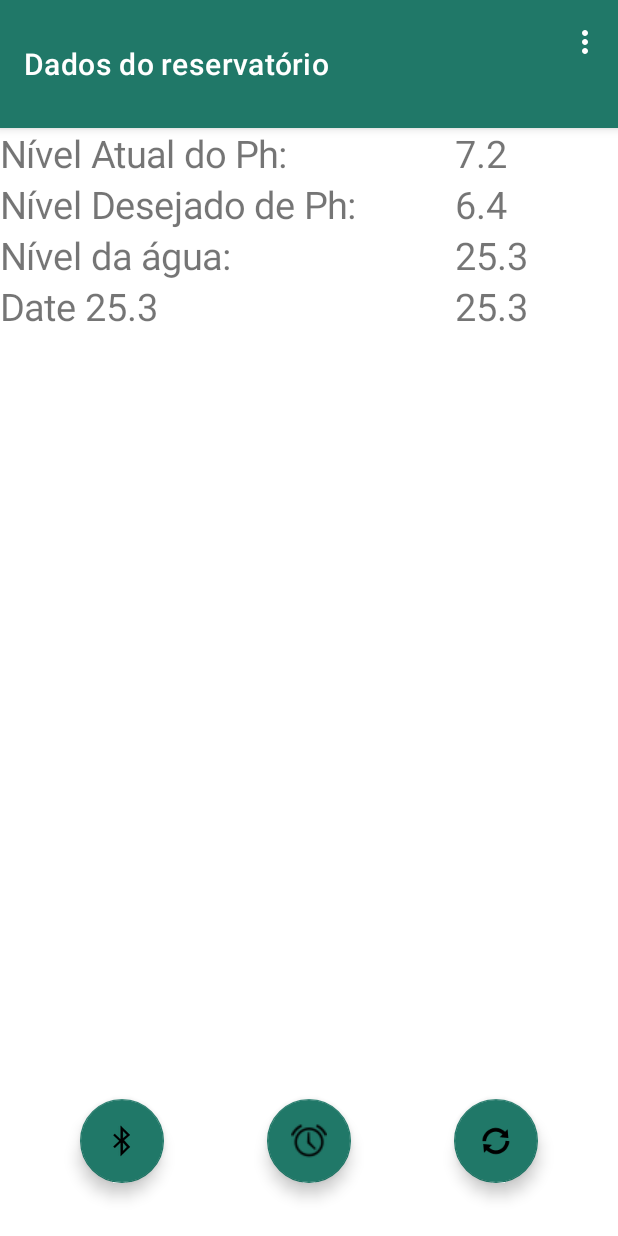
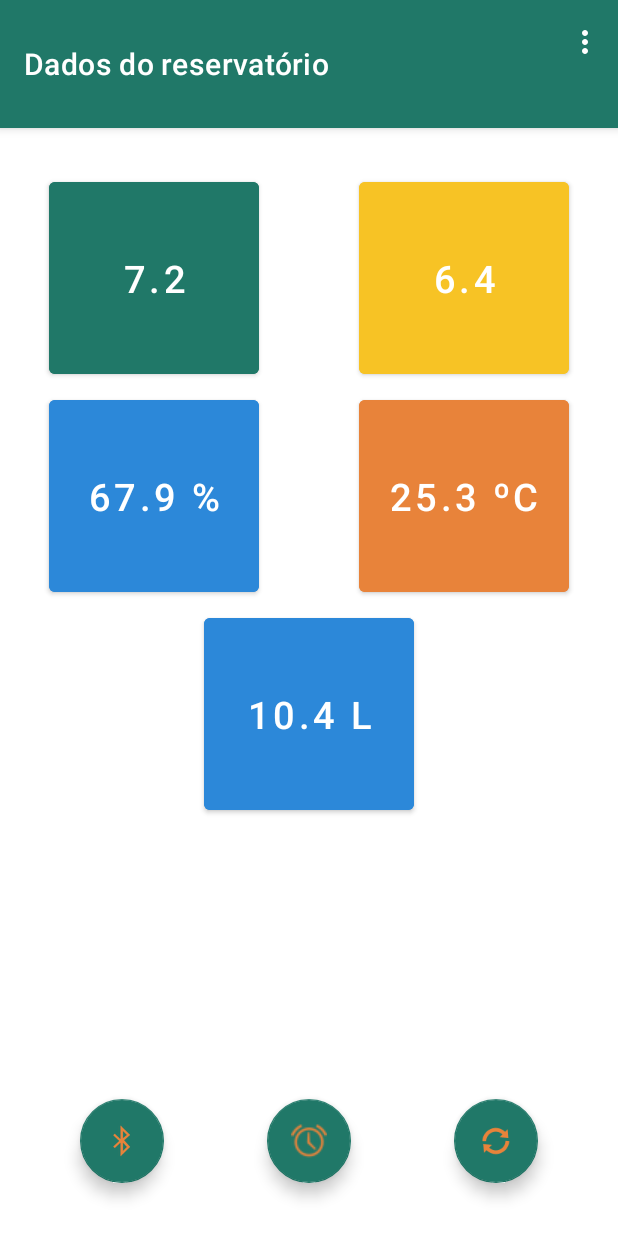
Before and after one commit to VitorCaversan/Minigaia_App, an Android app: the screen it shows after launch (MainActivity), on a phone screen of 412 x 824 dp. Run offline under Robolectric (Android 15) with nearby library versions, the phone set to English and light mode, and no system bars; our stand-ins replace navigation-ui.

Commit message:
Makes the interface better.

```diff
--- a/app/src/main/java/com/example/minigaia/MainActivity.java
+++ b/app/src/main/java/com/example/minigaia/MainActivity.java
@@ -40,10 +40,8 @@ public class MainActivity extends AppCompatActivity {
 
     private AppBarConfiguration appBarConfiguration;
     private ActivityMainBinding binding;
-    private TableLayout tableLayout;
     public Intent timeIntent;
     public SensorData sensorData;
-    public BluetoothActivity bluetoothActivity;
 
     @Override
     protected void onCreate(Bundle savedInstanceState) {
@@ -57,10 +55,14 @@ public class MainActivity extends AppCompatActivity {
         // Replace the hardcoded JSON string with the actual data from your ESP32 sensor
         String jsonString = "{\"ph\":7.2,\"desiredPh\":6.4,\"temperature\":25.3,\"waterLvl\":10.4,\"humidity\":\"67.9\"}";
         this.sensorData = parseJsonData(jsonString);
-        this.tableLayout = findViewById(R.id.rulerTableLayout);
         this.createTableContent(this.sensorData);
 
-        this.bluetoothActivity = new BluetoothActivity(sensorData);
+        // Sets initial text for the buttons
+        binding.phButton.setText(Double.toString(this.sensorData.getPh()));
+        binding.desiredPhBtn.setText(Double.toString(this.sensorData.getDesiredPh()));
+        binding.humidityBtn.setText(Double.toString(this.sensorData.getHumidity()) + " %");
+        binding.temperatureButton.setText(Double.toString(this.sensorData.getTemperature()) + " ºC");
+        binding.waterLvlBtn.setText(Double.toString(this.sensorData.getWaterLvl()) + " L");
 
         ///////////////// THIS CAME WITH THE TEMPLATE (??) ///////////////////
 
@@ -93,33 +95,33 @@ public class MainActivity extends AppCompatActivity {
             @Override
             public void onClick(View view)
             {
-                try
-                {
-                    bluetoothActivity.syncToConnectedDevice();
-                }
-                catch (IOException e)
-                {
-                    throw new RuntimeException(e);
-                }
+
             }
         });
     }
 
     public void openTimeActivity(View view)
     {
+        this.timeIntent.putExtra("measureTime", this.sensorData.getMeasureTime());
         startActivity(this.timeIntent);
     }
 
-
+    /**
+     * Sets default values for a table layout in this context
+     *
+     * @param sensorData Class that contains various data from sensors and system
+     */
     private void createTableContent(SensorData sensorData) {
+        // Change to a table layout from this context if you want to use this function
+        TableLayout tableLayout = new TableLayout(this);
         TableRow row0 = new TableRow(this);
-        this.tableLayout.addView(row0);
+        tableLayout.addView(row0);
         TableRow row1 = new TableRow(this);
-        this.tableLayout.addView(row1);
+        tableLayout.addView(row1);
         TableRow row2 = new TableRow(this);
-        this.tableLayout.addView(row2);
+        tableLayout.addView(row2);
         TableRow row3 = new TableRow(this);
-        this.tableLayout.addView(row3);
+        tableLayout.addView(row3);
 
         TextView currentPh = new TextView(this);
         currentPh.setText("Nível Atual do Ph:");
--- a/app/src/main/java/com/example/minigaia/SensorData.java
+++ b/app/src/main/java/com/example/minigaia/SensorData.java
@@ -1,4 +1,7 @@
 package com.example.minigaia;
+
+import java.time.LocalDate;
+import java.time.format.DateTimeFormatter;
 
 public class SensorData {
     private double ph;
@@ -6,6 +9,7 @@ public class SensorData {
     private double temperature;
     private double humidity;
     private double waterLvl;
+    private String measureTime;
     private String date;
 
     public SensorData(double ph, double desiredPh, double temperature, double waterLvl, double humidity)
@@ -15,12 +19,17 @@ public class SensorData {
         this.temperature = temperature;
         this.waterLvl    = waterLvl;
         this.humidity    = humidity;
+        this.measureTime = "07:00";
 
-        // A HIGHER API LEVEL IS NEEDED TO USE THESE FUNCTIONS (26+)
-//            LocalDate currentDate = LocalDate.now();
-//            DateTimeFormatter formatter = DateTimeFormatter.ofPattern("dd/MM/yyyy");
-//            String dateString = currentDate.format(formatter);
-        this.date = "10/06/2000";
+        // A HIGH API LEVEL IS NEEDED TO USE THESE FUNCTIONS (26+)
+        try {
+            long currentTimeMillis = System.currentTimeMillis();
+            this.date = Long.toString((currentTimeMillis / 1000));
+        }
+        catch (Exception e)
+        {
+            this.date = "10/06/2000";
+        }
     }
 
     public double getPh() {
@@ -50,6 +59,14 @@ public class SensorData {
     }
     public void   setHumidity(double humidity) {this.humidity = humidity;}
 
+    public String getMeasureTime()
+    {
+        return measureTime;
+    }
+    public void setMeasureTime(String measureTime)
+    {
+        this.measureTime = measureTime;
+    }
     public String getDate() {
         return date;
     }
--- a/app/src/main/res/layout/activity_main.xml
+++ b/app/src/main/res/layout/activity_main.xml
@@ -32,13 +32,69 @@
         android:layout_height="wrap_content" />
 
 
-    <TableLayout
-        android:id="@+id/rulerTableLayout"
-        android:layout_width="match_parent"
-        android:layout_height="150dp"
-        android:stretchColumns="*"
-        app:layout_constraintTop_toBottomOf="@+id/appBarLayout">
-    </TableLayout>
+    <Button
+        android:id="@+id/phButton"
+        android:layout_width="140dp"
+        android:layout_height="140dp"
+        android:layout_marginTop="115dp"
+        android:backgroundTint="@color/dark_green"
+        android:text="Button"
+        android:textSize="25dp"
+        app:layout_constraintEnd_toEndOf="parent"
+        app:layout_constraintHorizontal_bias="0.12"
+        app:layout_constraintStart_toStartOf="parent"
+        app:layout_constraintTop_toTopOf="@+id/appBarLayout" />
+
+    <Button
+        android:id="@+id/desiredPhBtn"
+        android:layout_width="140dp"
+        android:layout_height="140dp"
+        android:layout_marginTop="115dp"
+        android:backgroundTint="@color/yellow"
+        android:text="Button"
+        android:textSize="25dp"
+        app:layout_constraintEnd_toEndOf="parent"
+        app:layout_constraintHorizontal_bias="0.88"
+        app:layout_constraintStart_toStartOf="parent"
+        app:layout_constraintTop_toTopOf="@+id/appBarLayout" />
+
+    <Button
+        android:id="@+id/humidityBtn"
+        android:layout_width="140dp"
+        android:layout_height="140dp"
+        android:layout_marginTop="5dp"
+        android:backgroundTint="@color/light_blue"
+        android:text="Button"
+        android:textSize="25dp"
+        app:layout_constraintEnd_toEndOf="parent"
+        app:layout_constraintHorizontal_bias="0.12"
+        app:layout_constraintStart_toStartOf="parent"
+        app:layout_constraintTop_toBottomOf="@+id/phButton" />
+
+    <Button
+        android:id="@+id/temperatureButton"
+        android:layout_width="140dp"
+        android:layout_height="140dp"
+        android:layout_marginTop="5dp"
+        android:backgroundTint="@color/orange"
+        android:text="Button"
+        android:textSize="25dp"
+        app:layout_constraintEnd_toEndOf="parent"
+        app:layout_constraintHorizontal_bias="0.88"
+        app:layout_constraintStart_toStartOf="parent"
+        app:layout_constraintTop_toBottomOf="@+id/desiredPhBtn" />
+
+    <Button
+        android:id="@+id/waterLvlBtn"
+        android:layout_width="140dp"
+        android:layout_height="140dp"
+        android:layout_marginTop="5dp"
+        android:backgroundTint="@color/light_blue"
+        android:text="Button"
+        android:textSize="25dp"
+        app:layout_constraintEnd_toEndOf="parent"
+        app:layout_constraintStart_toStartOf="parent"
+        app:layout_constraintTop_toBottomOf="@+id/humidityBtn" />
 
     <com.google.android.material.floatingactionbutton.FloatingActionButton
         android:id="@+id/syncButton"
@@ -46,14 +102,14 @@
         android:layout_height="wrap_content"
         android:layout_marginBottom="35dp"
         android:contentDescription="@string/sync_btn_string"
-        android:tint="#000000"
         app:backgroundTint="@color/dark_green"
         app:layout_constraintBottom_toBottomOf="parent"
         app:layout_constraintEnd_toEndOf="parent"
         app:layout_constraintHorizontal_bias="0.85"
         app:layout_constraintStart_toStartOf="parent"
-        app:rippleColor="#000000"
-        app:srcCompat="@android:drawable/ic_popup_sync" />
+        app:rippleColor="@color/orange"
+        app:srcCompat="@android:drawable/ic_popup_sync"
+        app:tint="@color/orange" />
 
     <com.google.android.material.floatingactionbutton.FloatingActionButton
         android:id="@+id/timeButton"
@@ -67,7 +123,8 @@
         app:layout_constraintEnd_toEndOf="parent"
         app:layout_constraintHorizontal_bias="0.5"
         app:layout_constraintStart_toStartOf="parent"
-        app:srcCompat="@android:drawable/ic_lock_idle_alarm" />
+        app:srcCompat="@android:drawable/ic_lock_idle_alarm"
+        app:tint="@color/orange" />
 
     <com.google.android.material.floatingactionbutton.FloatingActionButton
         android:id="@+id/bluetoothButton"
@@ -82,7 +139,8 @@
         app:layout_constraintHorizontal_bias="0.15"
         app:layout_constraintStart_toStartOf="parent"
         app:rippleColor="#000000"
-        app:srcCompat="@android:drawable/stat_sys_data_bluetooth" />
+        app:srcCompat="@android:drawable/stat_sys_data_bluetooth"
+        app:tint="@color/orange" />
 
     <!-- Replace 'logo' with your actual logo file name
     <ImageView
--- a/app/src/main/res/values/colors.xml
+++ b/app/src/main/res/values/colors.xml
@@ -10,4 +10,6 @@
     <color name="dark_green">#207868</color>
     <color name="light_blue">#2C88D9</color>
     <color name="dark_gray">#4B5C6B</color>
+    <color name="yellow">#F7C325</color>
+    <color name="orange">#E8833A</color>
 </resources>
--- a/app/src/main/res/values/strings.xml
+++ b/app/src/main/res/values/strings.xml
@@ -10,6 +10,7 @@
     <string name="sync_btn_string">Update micro-controller with new changes</string>
     <string name="time_btn_string">Go to th pH probe scheduler</string>
     <string name="bluetooth_btn_string">Connect to your micro-controller via bluetooth</string>
+    <string name="home_btn_string">Get back to the starting screen</string>
 
     <string name="hello_first_fragment">Hello first fragment</string>
     <string name="hello_second_fragment">Hello second fragment. Arg: %1$s</string>
```
Also changed, not shown: app/src/main/java/com/example/minigaia/TimesActivity.java (+34 -0 lines), app/src/main/res/layout/activity_times.xml (+34 -0 lines).
